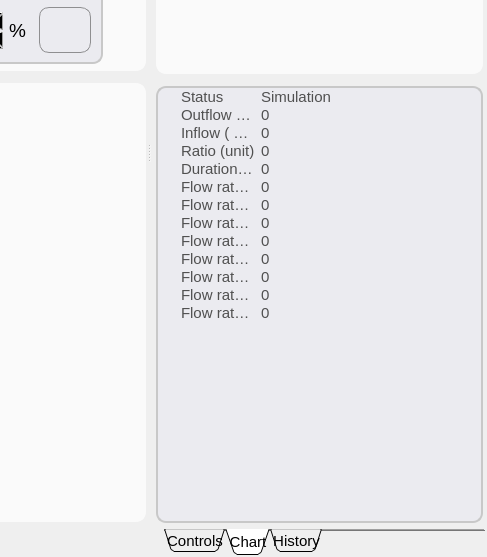
Above: apps/Lab-on-a-tip/Lab-on-a-tip.ui from bellonemauro/Labonatip2.0 before the change; both pictures show x 913 to 1400 and y 284 to 841 of the 1400 by 841 pixel window. Below: the same form after it.
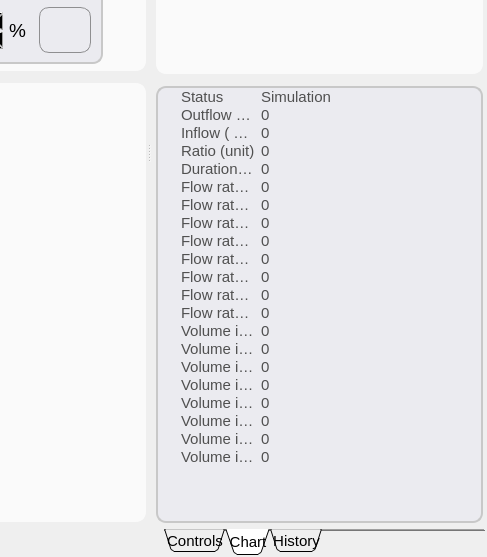
That is the form after the change. The open tabs and pages were chosen to show the change. Icons and pictures are not drawn.

Commit message: waste calculation fix1

```diff
--- a/apps/Lab-on-a-tip/Lab-on-a-tip.ui
+++ b/apps/Lab-on-a-tip/Lab-on-a-tip.ui
@@ -5577,6 +5577,70 @@
              <string>0</string>
             </property>
            </item>
+           <item>
+            <property name="text">
+             <string>Volume in waste well 1 (nL)</string>
+            </property>
+            <property name="text">
+             <string>0</string>
+            </property>
+           </item>
+           <item>
+            <property name="text">
+             <string>Volume in waste well 2 (nL)</string>
+            </property>
+            <property name="text">
+             <string>0</string>
+            </property>
+           </item>
+           <item>
+            <property name="text">
+             <string>Volume in waste well 3 (nL)</string>
+            </property>
+            <property name="text">
+             <string>0</string>
+            </property>
+           </item>
+           <item>
+            <property name="text">
+             <string>Volume in waste well 4 (nL)</string>
+            </property>
+            <property name="text">
+             <string>0</string>
+            </property>
+           </item>
+           <item>
+            <property name="text">
+             <string>Volume in waste well 5 (nL)</string>
+            </property>
+            <property name="text">
+             <string>0</string>
+            </property>
+           </item>
+           <item>
+            <property name="text">
+             <string>Volume in waste well 6 (nL)</string>
+            </property>
+            <property name="text">
+             <string>0</string>
+            </property>
+           </item>
+           <item>
+            <property name="text">
+             <string>Volume in waste well 7 (nL)</string>
+            </property>
+            <property name="text">
+             <string>0</string>
+            </property>
+           </item>
+           <item>
+            <property name="text">
+             <string>Volume in waste well 8 (nL)</string>
+            </property>
+            <property name="text">
+             <string>0</string>
+            </property>
+           </item>
           </widget>
          </item>
         </layout>
```
Left out of the diff: 2 changed lines with no effect on the pictures. The commit also changes 8 other files.
